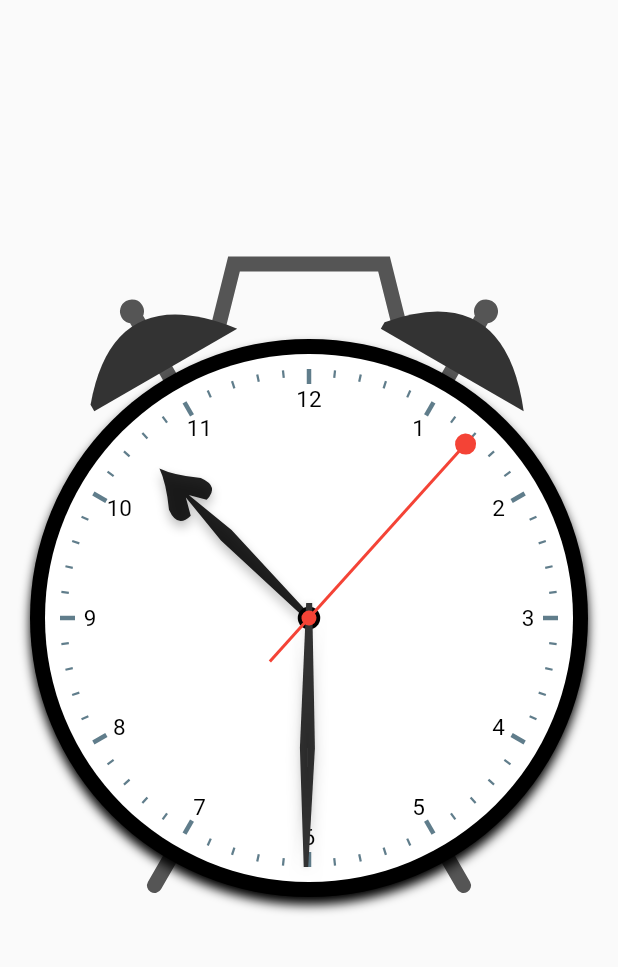
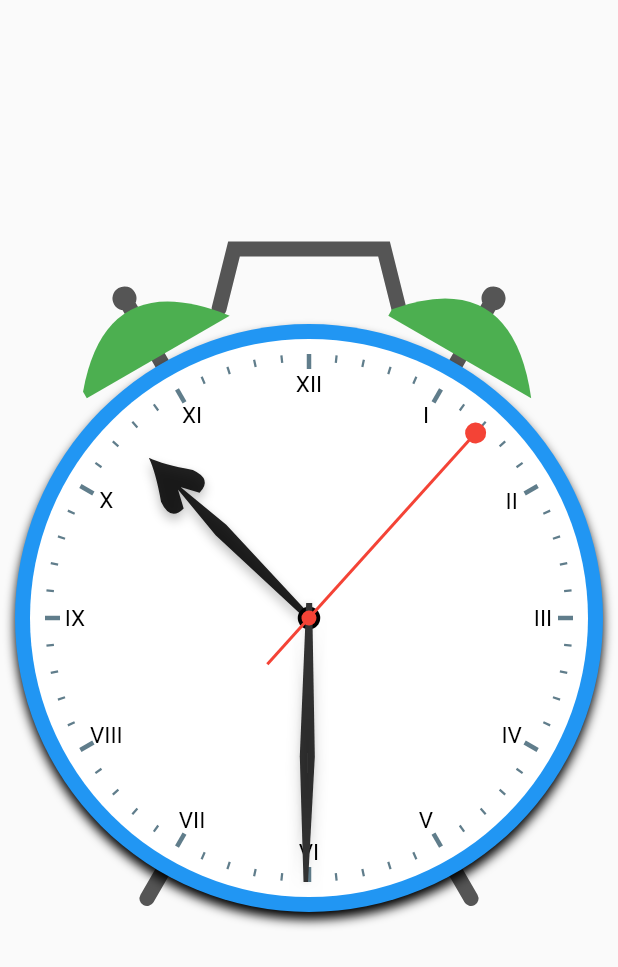
Before and after one commit to NPKompleet/Clock, a Flutter app: the screen it shows after launch, on a phone screen of 412 x 824 dp. Shown: the top 967 px of the screen. Run offline on Flutter 3.47's test engine with Material 2 defaults, Android fonts, the phone set to English and light mode, and no system bars.

Commit message:
Add configurability to the Clock

```diff
--- a/lib/clock_body.dart
+++ b/lib/clock.dart
@@ -1,31 +1,52 @@
 import 'dart:math';
 
+import 'package:clock/clock_text.dart';
 import 'package:flutter/material.dart';
 import 'package:clock/clock_face.dart';
 
-class ClockBody extends StatelessWidget{
+class Clock extends StatelessWidget {
 
-  ClockBody();
+  final Color circleColor;
+  final bool showBellsAndLegs;
+  final Color bellColor;
+  final Color legColor;
+  final ClockText clockText;
+  final bool showHourHandleHeartShape;
+
+  Clock({this.circleColor = Colors.black,
+         this.showBellsAndLegs = true,
+         this.bellColor = const Color(0xFF333333),
+         this.legColor = const Color(0xFF555555),
+         this.clockText = ClockText.arabic,
+         this.showHourHandleHeartShape = false
+  });
 
   @override
   Widget build(BuildContext context) {
     return new AspectRatio(
         aspectRatio: 1.0,
-        child: new Stack(
+        child: (showBellsAndLegs)? new Stack(
             children: <Widget>[
               new Container(
                 width: double.infinity,
                 child: new CustomPaint(
-                  painter: new BellsAndLegsPainter(),
+                  painter: new BellsAndLegsPainter(bellColor: bellColor, legColor: legColor),
                 ),
               ),
 
+              buildClockCircle(context)
+            ]
+        ) : buildClockCircle(context),
 
-              new Container(
+    );
+  }
+
+  Container buildClockCircle(BuildContext context) {
+    return new Container(
               width: double.infinity,
               decoration: new BoxDecoration(
                 shape: BoxShape.circle,
-                  color: Colors.black,
+                color: circleColor,
                 boxShadow: [
                   new BoxShadow(
                     offset: new Offset(0.0, 5.0),
@@ -34,27 +55,28 @@ class ClockBody extends StatelessWidget{
                 ],
               ),
 
-                child: new ClockFace(),
-
-              )
-            ]
-        )
+              child: new ClockFace(
+                  clockText : clockText,
+                  showHourHandleHeartShape: showHourHandleHeartShape
+              ),
 
             );
   }
 }
 
 class BellsAndLegsPainter extends CustomPainter{
+  final Color bellColor;
+  final Color legColor;
   final Paint bellPaint;
   final Paint legPaint;
 
-  BellsAndLegsPainter():
+  BellsAndLegsPainter({this.bellColor = const Color(0xFF333333), this.legColor = const Color(0xFF555555)}):
       bellPaint= new Paint(),
-        legPaint= new Paint(){
-    bellPaint.color= const Color(0xFF333333);
+      legPaint= new Paint() {
+      bellPaint.color= bellColor;
       bellPaint.style= PaintingStyle.fill;
 
-    legPaint.color= const Color(0xFF555555);
+    legPaint.color= legColor;
     legPaint.style= PaintingStyle.stroke;
     legPaint.strokeWidth= 10.0;
     legPaint.strokeCap= StrokeCap.round;
--- a/lib/clock_dial_painter.dart
+++ b/lib/clock_dial_painter.dart
@@ -1,5 +1,6 @@
 import 'dart:math';
 
+import 'package:clock/clock_text.dart';
 import 'package:flutter/material.dart';
 
 class ClockDialPainter extends CustomPainter{
@@ -17,7 +18,7 @@ class ClockDialPainter extends CustomPainter{
 
   final romanNumeralList= [ 'XII','I', 'II', 'III', 'IV', 'V', 'VI', 'VII', 'VIII', 'IX', 'X', 'XI'];
 
-  ClockDialPainter({this.clockText= ClockText.roman})
+  ClockDialPainter({this.clockText = ClockText.roman})
       :tickPaint= new Paint(),
         textPainter= new TextPainter(
           textAlign: TextAlign.center,
@@ -87,8 +88,3 @@ class ClockDialPainter extends CustomPainter{
     return false;
   }
 }
-
-enum ClockText{
-  roman,
-  arabic
-}
--- a/lib/clock_face.dart
+++ b/lib/clock_face.dart
@@ -1,8 +1,15 @@
+import 'package:clock/clock_text.dart';
 import 'package:flutter/material.dart';
 import 'package:clock/clock_dial_painter.dart';
 import 'package:clock/clock_hands.dart';
 
 class ClockFace extends StatelessWidget{
+
+  final ClockText clockText;
+  final bool showHourHandleHeartShape;
+
+  ClockFace({this.clockText = ClockText.arabic, this.showHourHandleHeartShape = false});
+
   @override
   Widget build(BuildContext context) {
     return new Padding(
@@ -24,7 +31,7 @@ class ClockFace extends StatelessWidget{
                 height: double.infinity,
                 padding: const EdgeInsets.all(10.0),
                 child:new CustomPaint(
-                  painter: new ClockDialPainter(clockText: ClockText.arabic),
+                  painter: new ClockDialPainter(clockText: clockText),
                 ),
               ),
 
@@ -42,7 +49,7 @@ class ClockFace extends StatelessWidget{
               ),
 
 
-              new ClockHands(),
+              new ClockHands(showHourHandleHeartShape: showHourHandleHeartShape),
 
             ],
           ),
--- a/lib/clock_hands.dart
+++ b/lib/clock_hands.dart
@@ -8,6 +8,10 @@ import 'package:flutter/material.dart';
 
 
 class ClockHands extends StatefulWidget {
+  final bool showHourHandleHeartShape;
+
+  ClockHands({this.showHourHandleHeartShape = false});
+
   @override
   _ClockHandState createState() => new _ClockHandState();
 }
@@ -15,6 +19,8 @@ class ClockHands extends StatefulWidget {
 class _ClockHandState extends State<ClockHands> {
   Timer _timer;
   DateTime dateTime;
+
+  _ClockHandState();
 
   @override
   void initState() {
@@ -46,7 +52,7 @@ class _ClockHandState extends State<ClockHands> {
             fit: StackFit.expand,
               children: <Widget>[
                   new CustomPaint( painter: new HourHandPainter(
-                    hours: dateTime.hour, minutes: dateTime.minute),
+                    hours: dateTime.hour, minutes: dateTime.minute, showHeartShape: widget.showHourHandleHeartShape),
                   ),
                   new CustomPaint(painter: new MinuteHandPainter(
                     minutes: dateTime.minute, seconds: dateTime.second),
--- /dev/null
+++ b/lib/clock_text.dart
@@ -0,0 +1,4 @@
+enum ClockText{
+  roman,
+  arabic
+}
--- a/lib/hand_hour.dart
+++ b/lib/hand_hour.dart
@@ -4,11 +4,12 @@ import 'package:flutter/material.dart';
 
 
 class HourHandPainter extends CustomPainter{
+  final bool showHeartShape;
   final Paint hourHandPaint;
   int hours;
   int minutes;
 
-  HourHandPainter({this.hours, this.minutes}):hourHandPaint= new Paint(){
+  HourHandPainter({this.hours, this.minutes, this.showHeartShape = false}):hourHandPaint= new Paint(){
     hourHandPaint.color= Colors.black87;
     hourHandPaint.style= PaintingStyle.fill;
   }
@@ -30,15 +31,18 @@ class HourHandPainter extends CustomPainter{
 
     Path path= new Path();
 
-    //heart shape head for the hour hand
-    path.moveTo(0.0, -radius+15.0);
-    path.quadraticBezierTo(-3.5, -radius + 25.0, -15.0, -radius+radius/4);
-    path.quadraticBezierTo(-20.0, -radius+radius/3, -7.5, -radius+radius/3);
-    path.lineTo(0.0, -radius+radius/4);
-    path.lineTo(7.5, -radius+radius/3);
-    path.quadraticBezierTo(20.0, -radius+radius/3, 15.0, -radius+radius/4);
-    path.quadraticBezierTo(3.5, -radius + 25.0, 0.0, -radius+15.0);
-
+    if (showHeartShape) {
+      //heart shape head for the hour hand
+      path.moveTo(0.0, -radius + 15.0);
+      path.quadraticBezierTo(-3.5, -radius + 25.0, -15.0, -radius + radius / 4);
+      path.quadraticBezierTo(
+          -20.0, -radius + radius / 3, -7.5, -radius + radius / 3);
+      path.lineTo(0.0, -radius + radius / 4);
+      path.lineTo(7.5, -radius + radius / 3);
+      path.quadraticBezierTo(
+          20.0, -radius + radius / 3, 15.0, -radius + radius / 4);
+      path.quadraticBezierTo(3.5, -radius + 25.0, 0.0, -radius + 15.0);
+    }
 
     //hour hand stem
     path.moveTo(-1.0, -radius+radius/4);
--- a/lib/main.dart
+++ b/lib/main.dart
@@ -1,5 +1,6 @@
 import 'package:flutter/material.dart';
-import 'package:clock/clock_body.dart';
+import 'package:clock/clock.dart';
+import 'package:clock/clock_text.dart';
 
 
 void main() => runApp(new MyApp());
@@ -15,25 +16,30 @@ class MyApp extends StatelessWidget {
         primarySwatch: Colors.blue,
       ),
 
-      home: new Clock(),
+      home: new AppClock(),
     );
   }
 }
 
 
-class Clock extends StatelessWidget{
+class AppClock extends StatelessWidget{
 
   @override
   Widget build(BuildContext context) {
     return new Scaffold(
       body: new Padding(
-        padding: const EdgeInsets.only(left: 20.0, right: 20.0),
+        padding: const EdgeInsets.only(left: 10.0, right: 10.0),
         child: new Column(
           mainAxisAlignment: MainAxisAlignment.center,
           children: <Widget>[
 
-            new ClockBody(),
-
+            new Clock(
+                circleColor: Colors.blue,
+                showBellsAndLegs: true,
+                bellColor: Colors.green,
+                clockText: ClockText.roman,
+                showHourHandleHeartShape: true,
+            ),
           ],
         ),
       ),
```
Lines whose indentation alone changed are shown as unchanged.
